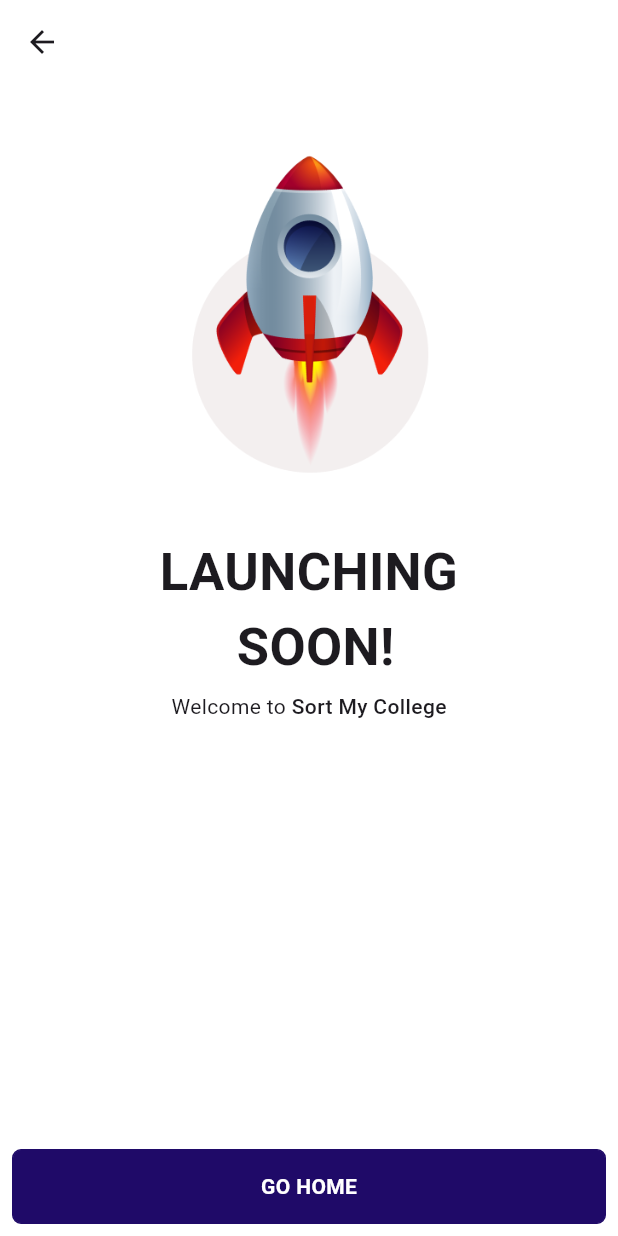
After one commit to wepitch-dev-gunjan/sort-my-college-user-app, a Flutter app: the CommingSoonPage screen opened directly, on a phone screen of 412 x 824 dp. The commit adds this screen. Run offline on Flutter 3.47's test engine with Material 3 defaults, Android fonts, the phone set to English and light mode, and no system bars; our stand-ins replace carousel_slider, circular_countdown_timer, dio, flutter_easyloading, flutter_image_slideshow, flutter_rating_bar and 12 more; missing offline and left inert: flutter_email_sender, razorpay_flutter; accounts and stored records are empty; key blocks and very long unbroken strings in the code were emptied for the run.

Commit message:
comming Soon update

```diff
--- a/lib/booking_page/booking_confirmatoin_upcoming.dart
+++ b/lib/booking_page/booking_confirmatoin_upcoming.dart
@@ -59,18 +59,15 @@ class _BookingConfirmationUpcomingState
 
   @override
   Widget build(BuildContext context) {
-
     if (isLoading) {
       return const Center(
         child: CircularProgressIndicator(),
       );
     }
 
-     var bookingSlot = booking['booking_data']['session_slots'] -
+    var bookingSlot = booking['booking_data']['session_slots'] -
         booking['booking_data']['session_available_slots'];
 
-    // Console.data(canJoin, value: "canjoindata");
-    log("Canjoin Datakljhgfkjlh32154656=$canJoin");
     String sessionDate = DateFormat('dd-MM-yyyy')
         .format(DateTime.parse(booking['booking_data']['session_date']));
 
--- /dev/null
+++ b/lib/common/comming_soon.dart
@@ -0,0 +1,66 @@
+import 'package:flutter/material.dart';
+import 'package:google_fonts/google_fonts.dart';
+import 'package:myapp/home_page/entrance_preparation/components/commons.dart';
+
+class CommingSoonPage extends StatelessWidget {
+  const CommingSoonPage({super.key});
+
+  @override
+  Widget build(BuildContext context) {
+    return Scaffold(
+      backgroundColor: Colors.white,
+      appBar: AppBar(backgroundColor: Colors.white),
+      body: SingleChildScrollView(
+        child: Column(
+          children: [
+            // Image.asset(
+            //   "assets/page-1/images/smcLogo.png",
+            //   height: 70,
+            //   // width: 100,
+            // ),
+            Image.asset(
+              "assets/page-1/images/commingSoon.png",
+              height: 300,
+              width: 300,
+            ),
+            Text(
+              "LAUNCHING\n SOON!",
+              textAlign: TextAlign.center,
+              style: GoogleFonts.roboto(
+                textStyle:
+                    const TextStyle(fontSize: 35, fontWeight: FontWeight.bold),
+              ),
+            ),
+            const SizedBox(height: 5.0),
+            Row(
+              mainAxisAlignment: MainAxisAlignment.center,
+              children: [
+                const Text("Welcome to "),
+                Text("Sort My College",
+                    style: GoogleFonts.roboto(
+                        textStyle:
+                            const TextStyle(fontWeight: FontWeight.w500))),
+              ],
+            ),
+            const SizedBox(
+              height: 10.0,
+            ),
+          ],
+        ),
+      ),
+      bottomNavigationBar: Padding(
+        padding: const EdgeInsets.all(8.0),
+        child: SizedBox(
+            height: 50,
+            child: Btn(
+              onTap: () {
+                Navigator.pop(context);
+              },
+              btnName: "GO HOME",
+              btnColor: const Color(0xff1F0A68),
+              textColor: Colors.white,
+            )),
+      ),
+    );
+  }
+}
--- a/lib/home_page/homepage.dart
+++ b/lib/home_page/homepage.dart
@@ -5,6 +5,7 @@ import 'package:flutter/material.dart';
 import 'package:flutter/services.dart';
 import 'package:fluttertoast/fluttertoast.dart';
 import 'package:get/get.dart';
+import 'package:myapp/common/comming_soon.dart';
 import 'package:myapp/home_page/coming_soon.dart';
 import 'package:myapp/home_page/counsellor_page/counsellor_details_screen.dart';
 import 'package:myapp/home_page/drawer/drawer_1.dart';
@@ -214,9 +215,16 @@ class _HomePageState extends State<HomePage> {
                                     context,
                                     MaterialPageRoute(
                                       builder: (context) =>
-                                          const EntrancePreparationScreen(),
+                                          const CommingSoonPage(),
                                     ),
                                   );
+                                  // Navigator.push(
+                                  //   context,
+                                  //   MaterialPageRoute(
+                                  //     builder: (context) =>
+                                  //         const EntrancePreparationScreen(),
+                                  //   ),
+                                  // );
                                 },
                                 child: Visibility(
                                   //visible: true,
--- a/pubspec.yaml
+++ b/pubspec.yaml
@@ -49,6 +49,7 @@ dependencies:
   crypto: any
   dio: ^5.4.3+1
   flutter_image_compress: ^2.3.0
+  flutter_svg: ^2.0.10+1
 dev_dependencies:
   flutter_test:
     sdk: flutter
```
Also changed, not shown: assets/page-1/images/commingSoon.png (added), assets/page-1/images/smcLogo.png (added), pubspec.lock.
